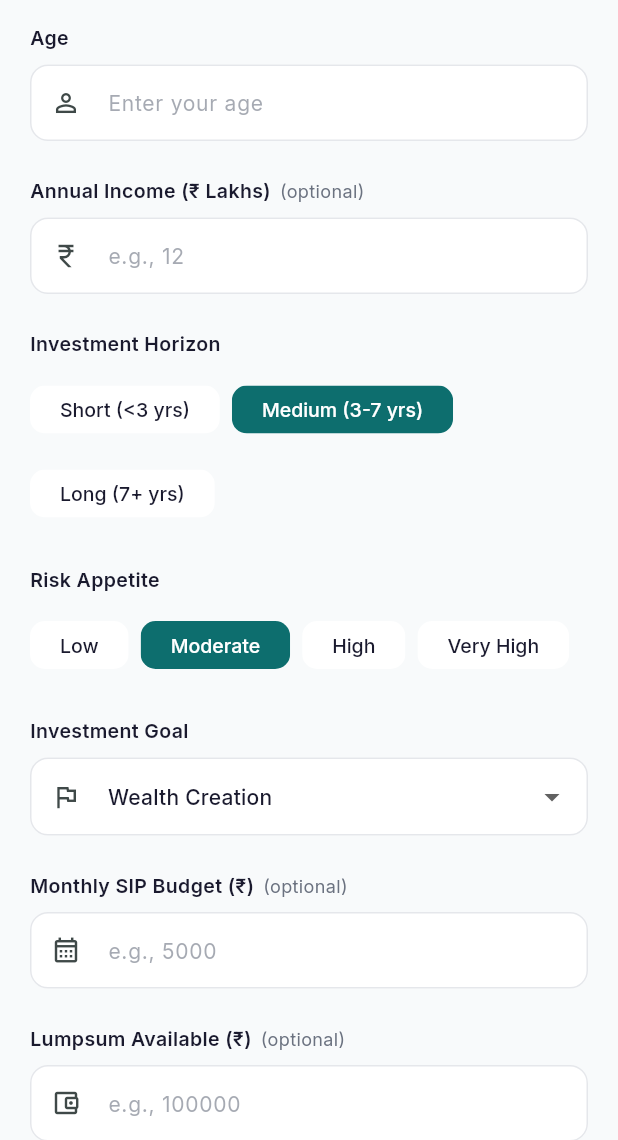
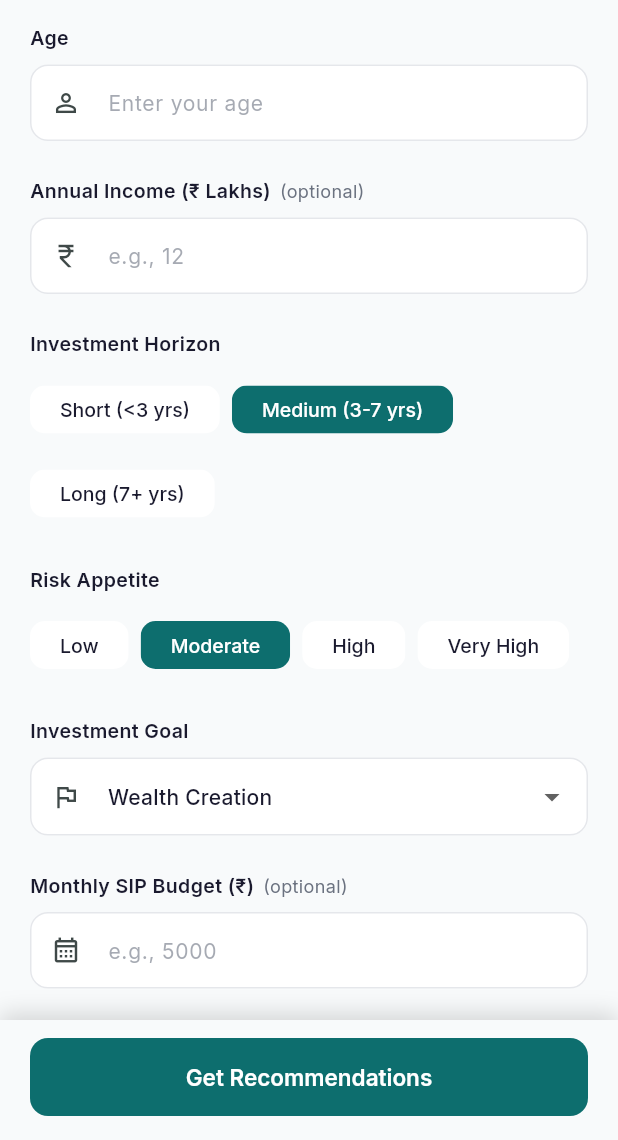
Before and after one commit to shantanumahale/mf-pasand, a Flutter app: the screen it shows after launch, on a phone screen of 412 x 824 dp, the part 96-1236 px from its top. Run offline on Flutter 3.47's test engine with Material 3 defaults, Android fonts, the phone set to English and light mode, and no system bars; our stand-ins replace fl_chart, google_fonts, shimmer; accounts and stored records are empty.

Commit message:
minor ui fix

```diff
--- a/frontend/mf_pasand_app/lib/screens/persona_screen.dart
+++ b/frontend/mf_pasand_app/lib/screens/persona_screen.dart
@@ -102,8 +102,11 @@ class _PersonaScreenState extends State<PersonaScreen> {
       ),
       body: Form(
         key: _formKey,
+        child: Column(
+          children: [
+            Expanded(
               child: ListView(
-          padding: const EdgeInsets.fromLTRB(20, 16, 20, 40),
+                padding: const EdgeInsets.fromLTRB(20, 16, 20, 24),
                 children: [
             // Age
             _SectionLabel(label: 'Age'),
@@ -271,15 +274,29 @@ class _PersonaScreenState extends State<PersonaScreen> {
               ),
             ),
 
-            const SizedBox(height: 32),
-
-            // Submit button
-            SizedBox(
+                ],
+              ),
+            ),
+            // Sticky bottom CTA
+            Container(
+              padding: EdgeInsets.fromLTRB(20, 12, 20, MediaQuery.of(context).padding.bottom + 16),
+              decoration: BoxDecoration(
+                color: Theme.of(context).scaffoldBackgroundColor,
+                boxShadow: [
+                  BoxShadow(
+                    color: Colors.black.withValues(alpha: 0.15),
+                    blurRadius: 12,
+                    offset: const Offset(0, -4),
+                  ),
+                ],
+              ),
+              child: SizedBox(
                 width: double.infinity,
                 height: 52,
                 child: ElevatedButton(
                   onPressed: _submit,
                   child: const Text('Get Recommendations'),
+                ),
               ),
             ),
           ],
```
Lines whose indentation alone changed are shown as unchanged.
